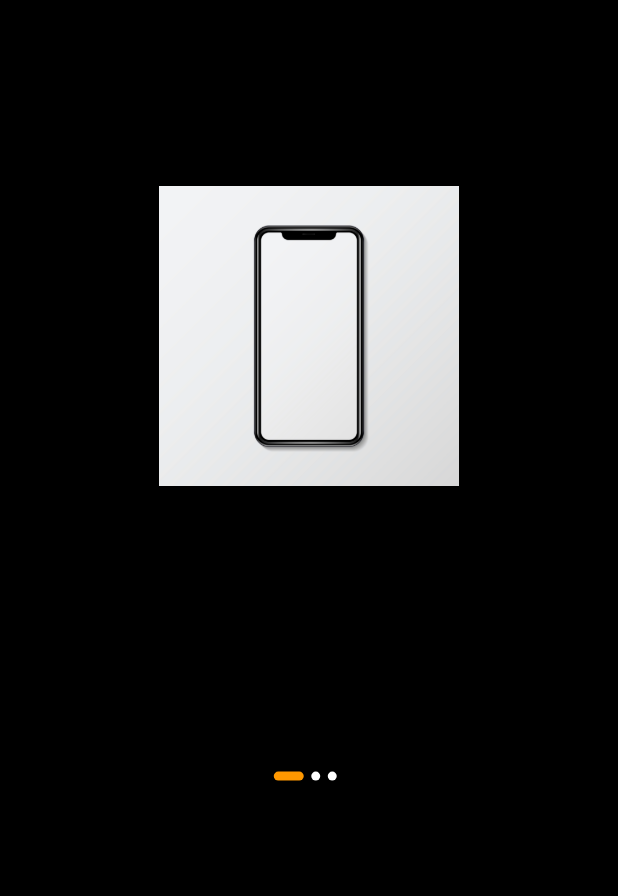
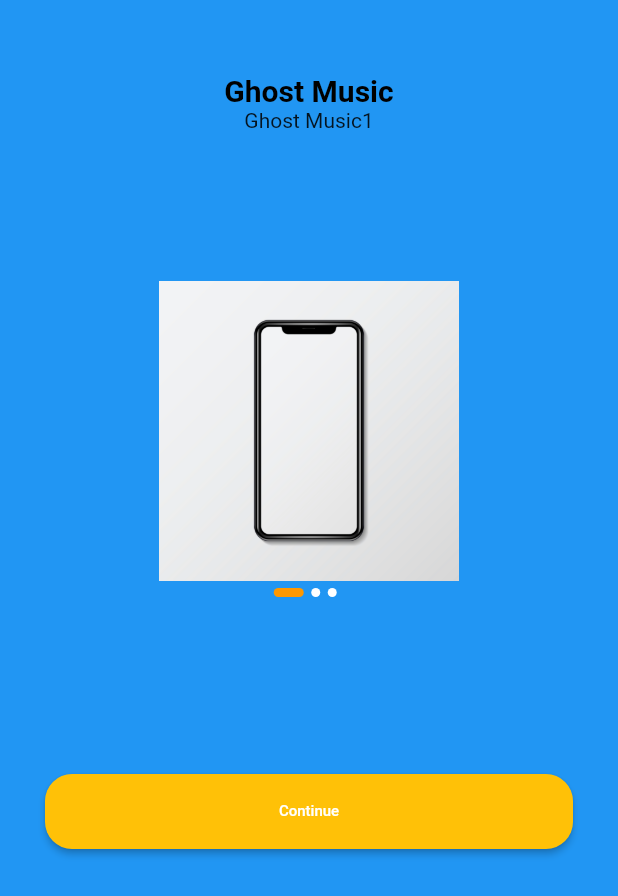
Before and after one commit to HalilMertDeveli/My-Flutter-Project, a Flutter app: the screen it shows after launch, on a phone screen of 412 x 824 dp. Shown: the top 896 px of the screen. Run offline on Flutter 3.47's test engine with Material 2 defaults, Android fonts, the light colour scheme and no system bars; our stand-ins replace firebase_auth, firebase_core; accounts and stored records are empty.

Commit message:
we finished the splash screen but it needs estetic

```diff
--- /dev/null
+++ b/lib/pages/designScreens/companents/default_button.dart
@@ -0,0 +1,27 @@
+import 'package:flutter/material.dart';
+
+class DefaultButton extends StatelessWidget {
+  const DefaultButton({
+    super.key,
+    required this.text,
+    required this.press,
+  });
+  final String text;
+  final VoidCallback press;
+  @override
+  Widget build(BuildContext context) {
+    return SizedBox(
+      width: double.infinity,
+      height: 50,
+      child: MaterialButton(
+        onPressed: press,
+        shape: RoundedRectangleBorder(borderRadius: BorderRadius.circular(18)),
+        color: Colors.amber,
+        child: Text(
+          text,
+          style: TextStyle(fontSize: 10, color: Colors.white),
+        ),
+      ),
+    );
+  }
+}
--- a/lib/pages/designScreens/splashScreen/splash_body.dart
+++ b/lib/pages/designScreens/splashScreen/splash_body.dart
@@ -1,4 +1,5 @@
 import 'package:flutter/material.dart';
+import 'package:flutter_app_with_docs_and_my_value/pages/designScreens/companents/default_button.dart';
 import 'package:flutter_app_with_docs_and_my_value/pages/designScreens/splashScreen/splash_content.dart';
 
 class SplashBody extends StatefulWidget {
@@ -20,7 +21,7 @@ class _SplashBodyState extends State<SplashBody> {
   @override
   Widget build(BuildContext context) {
     return Scaffold(
-      backgroundColor: Colors.black,
+      backgroundColor: Colors.blue,
       body: SafeArea(
         child: SizedBox(
           width: double.infinity,
@@ -40,9 +41,9 @@ class _SplashBodyState extends State<SplashBody> {
                         text: splashData[index]['text']!)),
               ),
               Expanded(
-                flex: 2,
+                flex: 1,
                 child: Padding(
-                  padding: EdgeInsets.symmetric(vertical: 20, horizontal: 40),
+                  padding: EdgeInsets.symmetric(vertical: 5, horizontal: 5),
                   child: Column(
                     children: [
                       Row(
@@ -53,6 +54,12 @@ class _SplashBodyState extends State<SplashBody> {
                     ],
                   ),
                 ),
+              ),
+              Padding(
+                  padding: EdgeInsets.symmetric(horizontal: 30),
+                  child: DefaultButton(text: 'Continue', press: () {})),
+              Spacer(
+                flex: 2,
               )
             ],
           ),
--- a/lib/pages/designScreens/splashScreen/splash_content.dart
+++ b/lib/pages/designScreens/splashScreen/splash_content.dart
@@ -27,15 +27,14 @@ class SplashContent extends StatelessWidget {
           text,
           textAlign: TextAlign.center,
         ),
-
+        Spacer(
+          flex: 2,
+        ),
         Image.asset(
           image,
           height: 200,
           width: 200,
         ),
-        Spacer(
-          flex: 2,
-        ),
       ],
     );
   }
```
